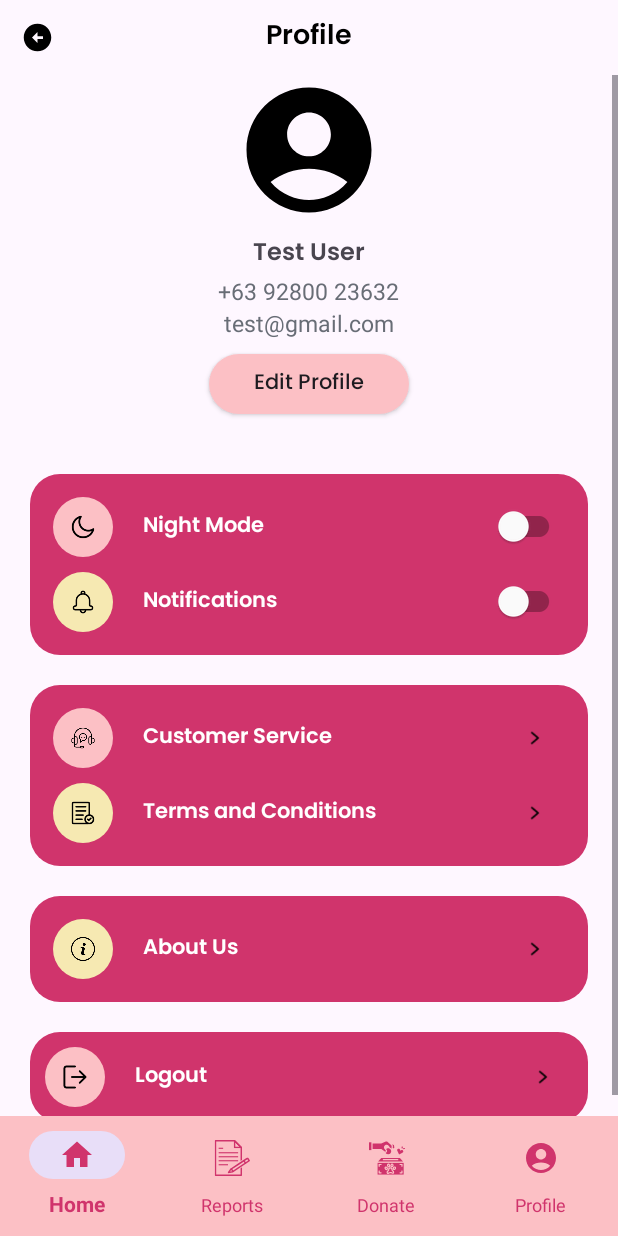
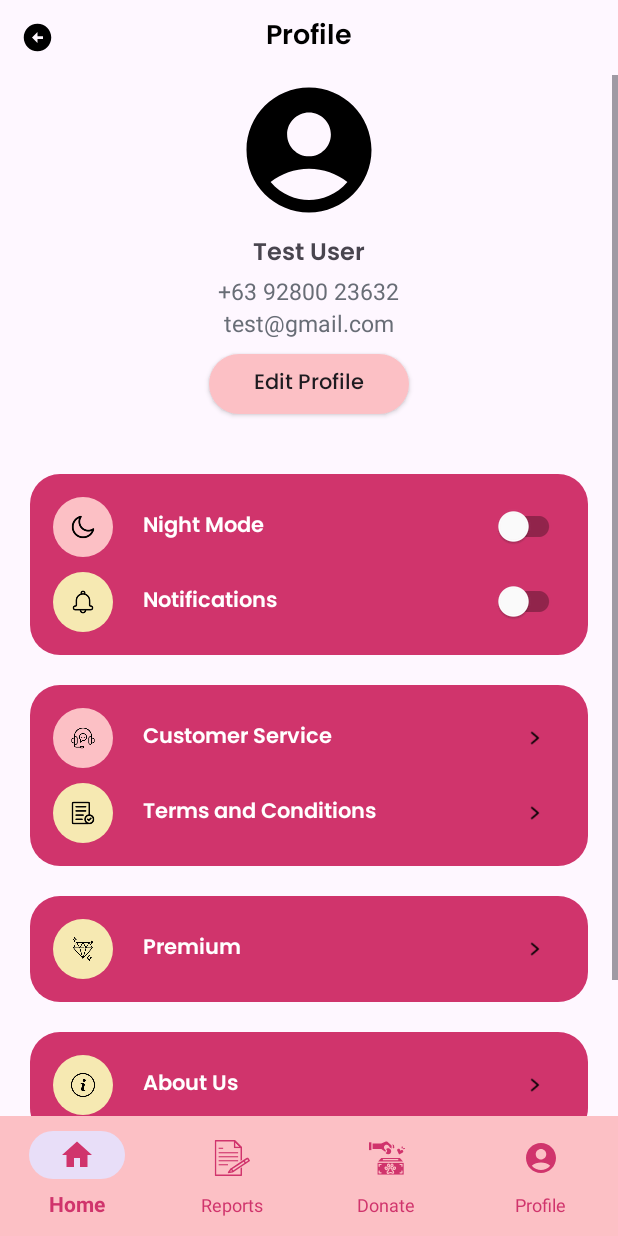
Before and after one commit to LRhytz/CtzPaw, an Android app: the fragment CitizenProfileFragment placed in its activity, on a phone screen of 412 x 824 dp. Run offline under Robolectric (Android 15) with nearby library versions, the phone set to English and light mode, and no system bars; our stand-ins replace Firebase (no records; nobody signed in at launch, a user with empty details on screens opened directly).

Commit message:
Rhytz apply changes in Profile fragment xml

```diff
--- a/app/src/main/res/layout/fragment_profile.xml
+++ b/app/src/main/res/layout/fragment_profile.xml
@@ -128,27 +128,27 @@
 
                 <!--Notifications-->
                 <RelativeLayout
-                    android:layout_marginTop="10dp"
                     android:layout_width="match_parent"
-                    android:layout_height="wrap_content">
+                    android:layout_height="wrap_content"
+                    android:layout_marginTop="10dp">
 
                     <ImageView
                         android:id="@+id/notifBell"
                         android:layout_width="40dp"
                         android:layout_height="40dp"
+                        android:background="@drawable/round_back_notifications"
                         android:padding="12dp"
-                        android:src="@drawable/notification_bell"
-                        android:background="@drawable/round_back_notifications"/>
+                        android:src="@drawable/notification_bell" />
 
                     <TextView
-                        android:layout_marginStart="20dp"
                         android:layout_width="wrap_content"
                         android:layout_height="wrap_content"
                         android:layout_centerVertical="true"
+                        android:layout_marginStart="20dp"
+                        android:layout_toEndOf="@+id/notifBell"
+                        android:fontFamily="@font/poppinssemibold"
                         android:text="Notifications"
-                        android:textColor="@color/white"
-                        android:fontFamily="@font/poppinssemibold"
-                        android:layout_toEndOf="@+id/notifBell"/>
+                        android:textColor="@color/white" />
 
                     <androidx.appcompat.widget.SwitchCompat
                         android:layout_width="wrap_content"
@@ -156,7 +156,7 @@
                         android:layout_alignParentEnd="true"
                         android:layout_centerVertical="true"
                         android:switchMinWidth="50dp"
-                        android:theme="@style/nightModeSwitch"/>
+                        android:theme="@style/nightModeSwitch" />
 
                 </RelativeLayout>
 
@@ -235,6 +235,50 @@
 
                 </RelativeLayout>
 
+
+            </LinearLayout>
+
+            <LinearLayout
+                android:id="@+id/PremiumSubBtn"
+                android:background="@drawable/round_back_white10_20"
+                android:layout_width="match_parent"
+                android:layout_height="wrap_content"
+                android:layout_marginStart="20dp"
+                android:layout_marginEnd="20dp"
+                android:layout_marginTop="20dp"
+                android:orientation="vertical"
+                android:padding="15dp">
+
+                <RelativeLayout
+                    android:layout_width="match_parent"
+                    android:layout_height="wrap_content">
+
+                    <ImageView
+                        android:id="@+id/PremiumImg"
+                        android:layout_width="40dp"
+                        android:layout_height="40dp"
+                        android:padding="12dp"
+                        android:src="@drawable/premium"
+                        android:background="@drawable/round_back_notifications"/>
+
+                    <TextView
+                        android:layout_marginStart="20dp"
+                        android:layout_width="wrap_content"
+                        android:layout_height="wrap_content"
+                        android:layout_centerVertical="true"
+                        android:text="Premium"
+                        android:textColor="@color/white"
+                        android:fontFamily="@font/poppinssemibold"
+                        android:layout_toEndOf="@+id/PremiumImg"/>
+
+                    <ImageView
+                        android:layout_width="40dp"
+                        android:layout_height="40dp"
+                        android:src="@drawable/next"
+                        android:layout_alignParentEnd="true"
+                        android:layout_centerVertical="true"/>
+
+                </RelativeLayout>
 
             </LinearLayout>
 
```
